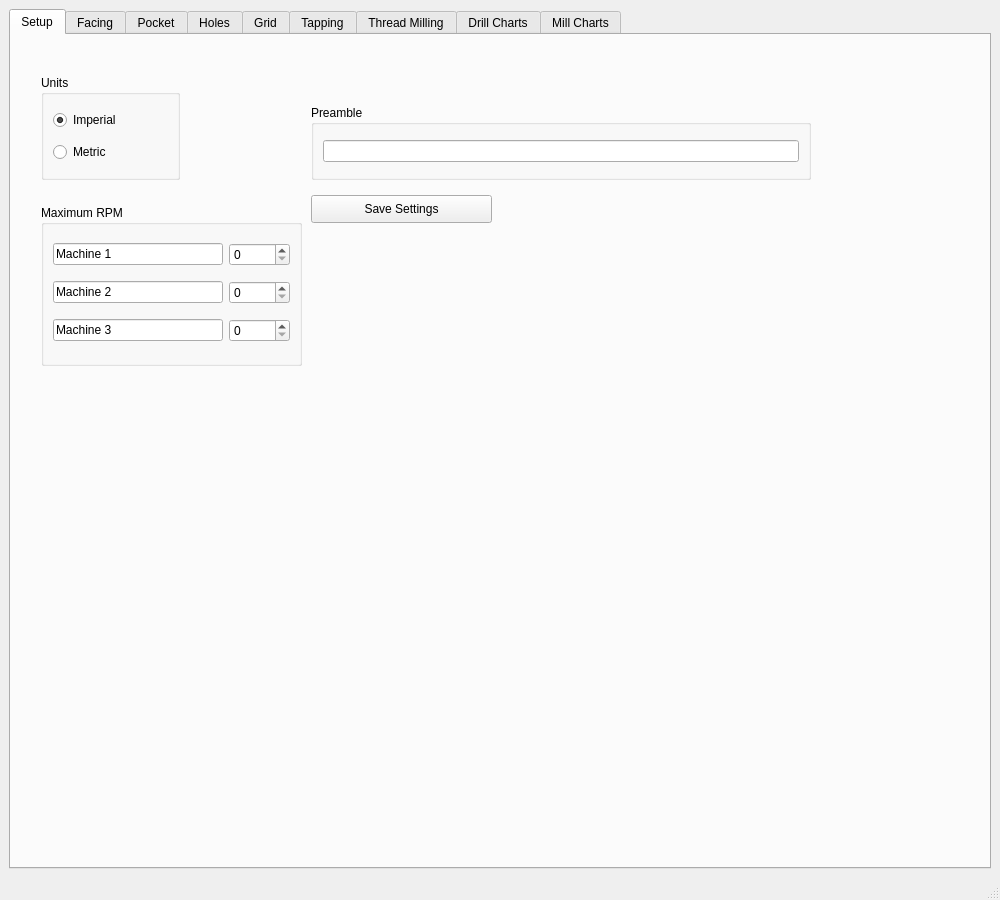
Before: the Qt Designer form gcode/src/gcode.ui in jethornton/gcode, drawn with Qt 5.
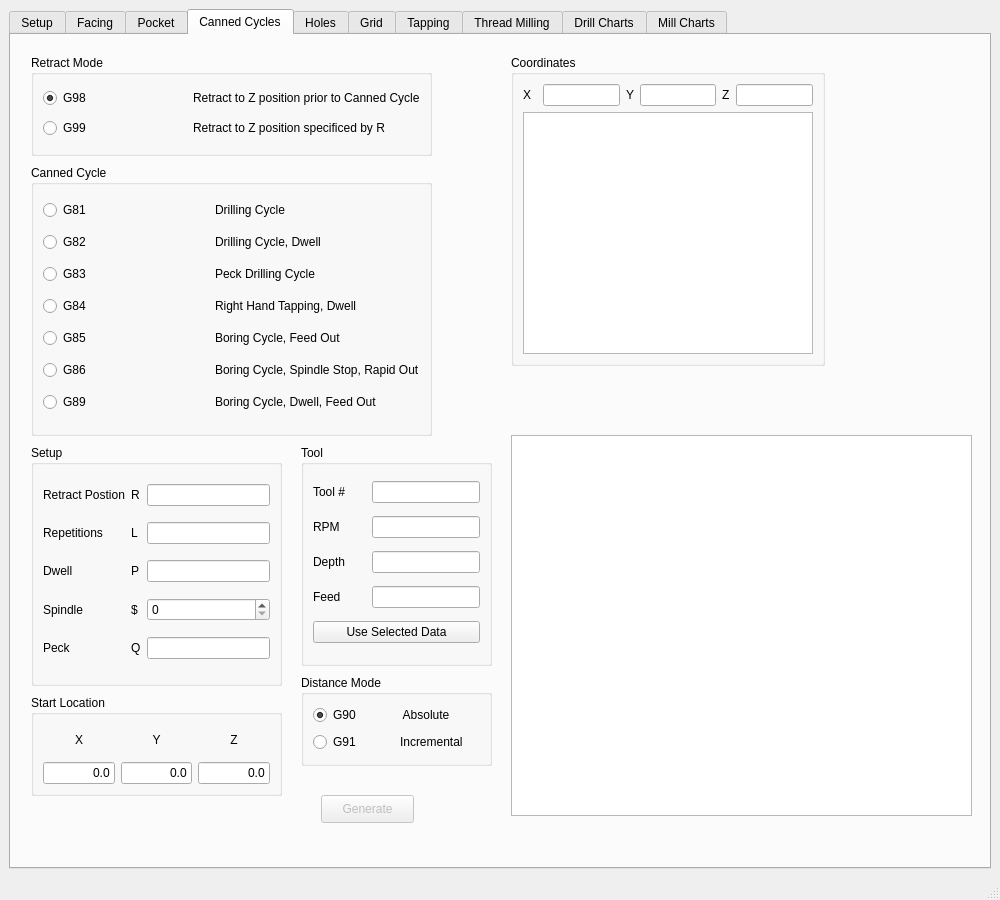
After: the same form once the commit is applied. The open tabs and pages were chosen to show the change.

Commit message: start canned cycles

```diff
--- a/gcode/src/gcode.ui
+++ b/gcode/src/gcode.ui
@@ -883,6 +883,583 @@
         </item>
        </layout>
       </widget>
+      <widget class="QWidget" name="tab_19">
+       <attribute name="title">
+        <string>Canned Cycles</string>
+       </attribute>
+       <widget class="QGroupBox" name="groupBox_22">
+        <property name="geometry">
+         <rect>
+          <x>20</x>
+          <y>20</y>
+          <width>401</width>
+          <height>101</height>
+         </rect>
+        </property>
+        <property name="title">
+         <string>Retract Mode</string>
+        </property>
+        <layout class="QGridLayout" name="gridLayout_30">
+         <item row="0" column="0">
+          <widget class="QRadioButton" name="cannedG98RB">
+           <property name="text">
+            <string>G98</string>
+           </property>
+           <property name="checked">
+            <bool>true</bool>
+           </property>
+           <attribute name="buttonGroup">
+            <string notr="true">cannedRetractBG</string>
+           </attribute>
+          </widget>
+         </item>
+         <item row="1" column="0">
+          <widget class="QRadioButton" name="cannedG99RB">
+           <property name="text">
+            <string>G99</string>
+           </property>
+           <attribute name="buttonGroup">
+            <string notr="true">cannedRetractBG</string>
+           </attribute>
+          </widget>
+         </item>
+         <item row="0" column="1">
+          <widget class="QLabel" name="label_52">
+           <property name="text">
+            <string>Retract to Z position prior to Canned Cycle</string>
+           </property>
+          </widget>
+         </item>
+         <item row="1" column="1">
+          <widget class="QLabel" name="label_53">
+           <property name="text">
+            <string>Retract to Z position specificed by R</string>
+           </property>
+          </widget>
+         </item>
+        </layout>
+       </widget>
+       <widget class="QGroupBox" name="groupBox_21">
+        <property name="geometry">
+         <rect>
+          <x>290</x>
+          <y>410</y>
+          <width>191</width>
+          <height>221</height>
+         </rect>
+        </property>
+        <property name="title">
+         <string>Tool</string>
+        </property>
+        <layout class="QGridLayout" name="gridLayout_29">
+         <item row="2" column="1" colspan="2">
+          <widget class="QLineEdit" name="cannedDepthLE"/>
+         </item>
+         <item row="3" column="0">
+          <widget class="QLabel" name="label_48">
+           <property name="text">
+            <string>Feed</string>
+           </property>
+          </widget>
+         </item>
+         <item row="1" column="1" colspan="2">
+          <widget class="QLineEdit" name="cannedRpmLE"/>
+         </item>
+         <item row="0" column="1" colspan="2">
+          <widget class="QLineEdit" name="cannedToolLE"/>
+         </item>
+         <item row="0" column="0">
+          <widget class="QLabel" name="label_49">
+           <property name="text">
+            <string>Tool #</string>
+           </property>
+          </widget>
+         </item>
+         <item row="2" column="0">
+          <widget class="QLabel" name="label_50">
+           <property name="text">
+            <string>Depth</string>
+           </property>
+          </widget>
+         </item>
+         <item row="1" column="0">
+          <widget class="QLabel" name="label_51">
+           <property name="text">
+            <string>RPM</string>
+           </property>
+          </widget>
+         </item>
+         <item row="3" column="1" colspan="2">
+          <widget class="QLineEdit" name="cannedFeedLE"/>
+         </item>
+         <item row="4" column="0" colspan="3">
+          <widget class="QPushButton" name="cannedSelectPB">
+           <property name="text">
+            <string>Use Selected Data</string>
+           </property>
+          </widget>
+         </item>
+        </layout>
+       </widget>
+       <widget class="QGroupBox" name="groupBox_23">
+        <property name="geometry">
+         <rect>
+          <x>20</x>
+          <y>130</y>
+          <width>401</width>
+          <height>271</height>
+         </rect>
+        </property>
+        <property name="title">
+         <string>Canned Cycle</string>
+        </property>
+        <layout class="QGridLayout" name="gridLayout_31">
+         <item row="3" column="0">
+          <widget class="QRadioButton" name="radioButton_5">
+           <property name="text">
+            <string>G84</string>
+           </property>
+           <attribute name="buttonGroup">
+            <string notr="true">cannedCycleBG</string>
+           </attribute>
+          </widget>
+         </item>
+         <item row="4" column="1">
+          <widget class="QLabel" name="label_58">
+           <property name="text">
+            <string>Boring Cycle, Feed Out</string>
+           </property>
+          </widget>
+         </item>
+         <item row="1" column="0">
+          <widget class="QRadioButton" name="radioButton_3">
+           <property name="text">
+            <string>G82</string>
+           </property>
+           <attribute name="buttonGroup">
+            <string notr="true">cannedCycleBG</string>
+           </attribute>
+          </widget>
+         </item>
+         <item row="2" column="0">
+          <widget class="QRadioButton" name="radioButton_4">
+           <property name="text">
+            <string>G83</string>
+           </property>
+           <attribute name="buttonGroup">
+            <string notr="true">cannedCycleBG</string>
+           </attribute>
+          </widget>
+         </item>
+         <item row="2" column="1">
+          <widget class="QLabel" name="label_56">
+           <property name="text">
+            <string>Peck Drilling Cycle</string>
+           </property>
+          </widget>
+         </item>
+         <item row="5" column="1">
+          <widget class="QLabel" name="label_62">
+           <property name="text">
+            <string>Boring Cycle, Spindle Stop, Rapid Out</string>
+           </property>
+          </widget>
+         </item>
+         <item row="0" column="1">
+          <widget class="QLabel" name="label_54">
+           <property name="text">
+            <string>Drilling Cycle</string>
+           </property>
+          </widget>
+         </item>
+         <item row="5" column="0">
+          <widget class="QRadioButton" name="radioButton_7">
+           <property name="text">
+            <string>G86</string>
+           </property>
+           <attribute name="buttonGroup">
+            <string notr="true">cannedCycleBG</string>
+           </attribute>
+          </widget>
+         </item>
+         <item row="0" column="0">
+          <widget class="QRadioButton" name="radioButton_2">
+           <property name="text">
+            <string>G81</string>
+           </property>
+           <attribute name="buttonGroup">
+            <string notr="true">cannedCycleBG</string>
+           </attribute>
+          </widget>
+         </item>
+         <item row="6" column="0">
+          <widget class="QRadioButton" name="radioButton_10">
+           <property name="text">
+            <string>G89</string>
+           </property>
+           <attribute name="buttonGroup">
+            <string notr="true">cannedCycleBG</string>
+           </attribute>
+          </widget>
+         </item>
+         <item row="1" column="1">
+          <widget class="QLabel" name="label_55">
+           <property name="text">
+            <string>Drilling Cycle, Dwell</string>
+           </property>
+          </widget>
+         </item>
+         <item row="4" column="0">
+          <widget class="QRadioButton" name="radioButton_6">
+           <property name="text">
+            <string>G85</string>
+           </property>
+           <attribute name="buttonGroup">
+            <string notr="true">cannedCycleBG</string>
+           </attribute>
+          </widget>
+         </item>
+         <item row="6" column="1">
+          <widget class="QLabel" name="label_61">
+           <property name="text">
+            <string>Boring Cycle, Dwell, Feed Out</string>
+           </property>
+          </widget>
+         </item>
+         <item row="3" column="1">
+          <widget class="QLabel" name="label_57">
+           <property name="text">
+            <string>Right Hand Tapping, Dwell</string>
+           </property>
+          </widget>
+         </item>
+        </layout>
+       </widget>
+       <widget class="QGroupBox" name="groupBox_24">
+        <property name="geometry">
+         <rect>
+          <x>20</x>
+          <y>410</y>
+          <width>251</width>
+          <height>241</height>
+         </rect>
+        </property>
+        <property name="title">
+         <string>Setup</string>
+        </property>
+        <layout class="QGridLayout" name="gridLayout_32">
+         <item row="1" column="0">
+          <widget class="QLabel" name="label_65">
+           <property name="text">
+            <string>Repetitions</string>
+           </property>
+          </widget>
+         </item>
+         <item row="1" column="2">
+          <widget class="QLineEdit" name="repeteLE">
+           <property name="word" stdset="0">
+            <string>L</string>
+           </property>
+          </widget>
+         </item>
+         <item row="2" column="2">
+          <widget class="QLineEdit" name="dwellLE">
+           <property name="word" stdset="0">
+            <string>P</string>
+           </property>
+          </widget>
+         </item>
+         <item row="0" column="1">
+          <widget class="QLabel" name="label_64">
+           <property name="text">
+            <string>R</string>
+           </property>
+          </widget>
+         </item>
+         <item row="3" column="2">
+          <widget class="QSpinBox" name="spindleSB">
+           <property name="maximum">
+            <number>8</number>
+           </property>
+           <property name="word" stdset="0">
+            <string>$</string>
+           </property>
+          </widget>
+         </item>
+         <item row="2" column="1">
+          <widget class="QLabel" name="label_68">
+           <property name="text">
+            <string>P</string>
+           </property>
+          </widget>
+         </item>
+         <item row="3" column="1">
+          <widget class="QLabel" name="label_70">
+           <property name="text">
+            <string>$</string>
+           </property>
+          </widget>
+         </item>
+         <item row="2" column="0">
+          <widget class="QLabel" name="label_67">
+           <property name="text">
+            <string>Dwell</string>
+           </property>
+          </widget>
+         </item>
+         <item row="3" column="0">
+          <widget class="QLabel" name="label_69">
+           <property name="text">
+            <string>Spindle</string>
+           </property>
+          </widget>
+         </item>
+         <item row="4" column="0">
+          <widget class="QLabel" name="label_71">
+           <property name="text">
+            <string>Peck</string>
+           </property>
+          </widget>
+         </item>
+         <item row="4" column="2">
+          <widget class="QLineEdit" name="peckLE">
+           <property name="word" stdset="0">
+            <string>Q</string>
+           </property>
+          </widget>
+         </item>
+         <item row="1" column="1">
+          <widget class="QLabel" name="label_66">
+           <property name="text">
+            <string>L</string>
+           </property>
+          </widget>
+         </item>
+         <item row="0" column="2">
+          <widget class="QLineEdit" name="cannedRetractLE">
+           <property name="word" stdset="0">
+            <string>R</string>
+           </property>
+          </widget>
+         </item>
+         <item row="4" column="1">
+          <widget class="QLabel" name="label_72">
+           <property name="text">
+            <string>Q</string>
+           </property>
+          </widget>
+         </item>
+         <item row="0" column="0">
+          <widget class="QLabel" name="label_63">
+           <property name="text">
+            <string>Retract Postion</string>
+           </property>
+          </widget>
+         </item>
+        </layout>
+       </widget>
+       <widget class="QGroupBox" name="groupBox_25">
+        <property name="geometry">
+         <rect>
+          <x>20</x>
+          <y>660</y>
+          <width>251</width>
+          <height>101</height>
+         </rect>
+        </property>
+        <property name="title">
+         <string>Start Location</string>
+        </property>
+        <layout class="QGridLayout" name="gridLayout_33">
+         <item row="0" column="2">
+          <widget class="QLabel" name="label_74">
+           <property name="text">
+            <string>Z</string>
+           </property>
+           <property name="alignment">
+            <set>Qt::AlignCenter</set>
+           </property>
+          </widget>
+         </item>
+         <item row="0" column="1">
+          <widget class="QLabel" name="label_73">
+           <property name="text">
+            <string>Y</string>
+           </property>
+           <property name="alignment">
+            <set>Qt::AlignCenter</set>
+           </property>
+          </widget>
+         </item>
+         <item row="0" column="0">
+          <widget class="QLabel" name="label_60">
+           <property name="text">
+            <string>X</string>
+           </property>
+           <property name="alignment">
+            <set>Qt::AlignCenter</set>
+           </property>
+          </widget>
+         </item>
+         <item row="1" column="0">
+          <widget class="QLineEdit" name="cannedXstartLE">
+           <property name="text">
+            <string>0.0</string>
+           </property>
+           <property name="alignment">
+            <set>Qt::AlignRight|Qt::AlignTrailing|Qt::AlignVCenter</set>
+           </property>
+          </widget>
+         </item>
+         <item row="1" column="1">
+          <widget class="QLineEdit" name="cannedYstartLE">
+           <property name="text">
+            <string>0.0</string>
+           </property>
+           <property name="alignment">
+            <set>Qt::AlignRight|Qt::AlignTrailing|Qt::AlignVCenter</set>
+           </property>
+          </widget>
+         </item>
+         <item row="1" column="2">
+          <widget class="QLineEdit" name="cannedZstartLE">
+           <property name="text">
+            <string>0.0</string>
+           </property>
+           <property name="alignment">
+            <set>Qt::AlignRight|Qt::AlignTrailing|Qt::AlignVCenter</set>
+           </property>
+          </widget>
+         </item>
+        </layout>
+       </widget>
+       <widget class="QPushButton" name="cannedGeneratePB">
+        <property name="enabled">
+         <bool>false</bool>
+        </property>
+        <property name="geometry">
+         <rect>
+          <x>310</x>
+          <y>760</y>
+          <width>93</width>
+          <height>28</height>
+         </rect>
+        </property>
+        <property name="text">
+         <string>Generate</string>
+        </property>
+       </widget>
+       <widget class="QPlainTextEdit" name="cannedGcodePTE">
+        <property name="geometry">
+         <rect>
+          <x>500</x>
+          <y>400</y>
+          <width>461</width>
+          <height>381</height>
+         </rect>
+        </property>
+       </widget>
+       <widget class="QGroupBox" name="groupBox_26">
+        <property name="geometry">
+         <rect>
+          <x>500</x>
+          <y>20</y>
+          <width>314</width>
+          <height>311</height>
+         </rect>
+        </property>
+        <property name="title">
+         <string>Coordinates</string>
+        </property>
+        <layout class="QGridLayout" name="gridLayout_34">
+         <item row="1" column="0">
+          <widget class="QLabel" name="label_59">
+           <property name="text">
+            <string>X</string>
+           </property>
+          </widget>
+         </item>
+         <item row="1" column="2">
+          <widget class="QLineEdit" name="cannedXcoordLE"/>
+         </item>
+         <item row="1" column="4">
+          <widget class="QLineEdit" name="cannedYcoordLE"/>
+         </item>
+         <item row="1" column="3">
+          <widget class="QLabel" name="label_75">
+           <property name="text">
+            <string>Y</string>
+           </property>
+          </widget>
+         </item>
+         <item row="1" column="5">
+          <widget class="QLabel" name="label_78">
+           <property name="text">
+            <string>Z</string>
+           </property>
+          </widget>
+         </item>
+         <item row="1" column="6">
+          <widget class="QLineEdit" name="cannedZcoordLE"/>
+         </item>
+         <item row="2" column="0" colspan="7">
+          <widget class="QPlainTextEdit" name="cannedCoordPTE"/>
+         </item>
+        </layout>
+       </widget>
+       <widget class="QGroupBox" name="groupBox_27">
+        <property name="geometry">
+         <rect>
+          <x>290</x>
+          <y>640</y>
+          <width>191</width>
+          <height>91</height>
+         </rect>
+        </property>
+        <property name="title">
+         <string>Distance Mode</string>
+        </property>
+        <layout class="QGridLayout" name="gridLayout_35">
+         <item row="1" column="0">
+          <widget class="QRadioButton" name="cannedG91RB">
+           <property name="text">
+            <string>G91</string>
+           </property>
+           <attribute name="buttonGroup">
+            <string notr="true">cannedDistanceBG</string>
+           </attribute>
+          </widget>
+         </item>
+         <item row="0" column="0">
+          <widget class="QRadioButton" name="cannedG90RB">
+           <property name="text">
+            <string>G90</string>
+           </property>
+           <property name="checked">
+            <bool>true</bool>
+           </property>
+           <attribute name="buttonGroup">
+            <string notr="true">cannedDistanceBG</string>
+           </attribute>
+          </widget>
+         </item>
+         <item row="0" column="1">
+          <widget class="QLabel" name="label_76">
+           <property name="text">
+            <string> Absolute</string>
+           </property>
+          </widget>
+         </item>
+         <item row="1" column="1">
+          <widget class="QLabel" name="label_77">
+           <property name="text">
+            <string>Incremental</string>
+           </property>
+          </widget>
+         </item>
+        </layout>
+       </widget>
+      </widget>
       <widget class="QWidget" name="tab_4">
        <attribute name="title">
         <string>Holes</string>
```
Left out of the diff: 72 changed lines with no effect on the pictures. The commit also changes 5 other files.
